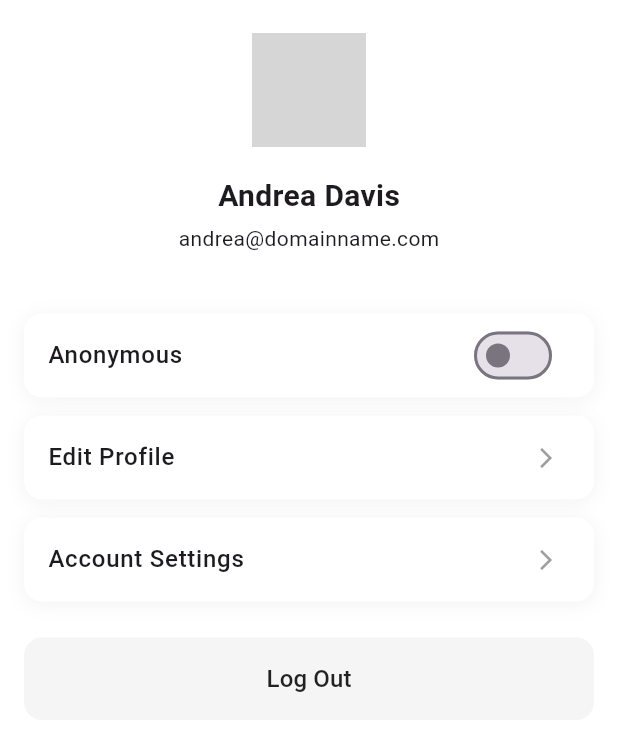
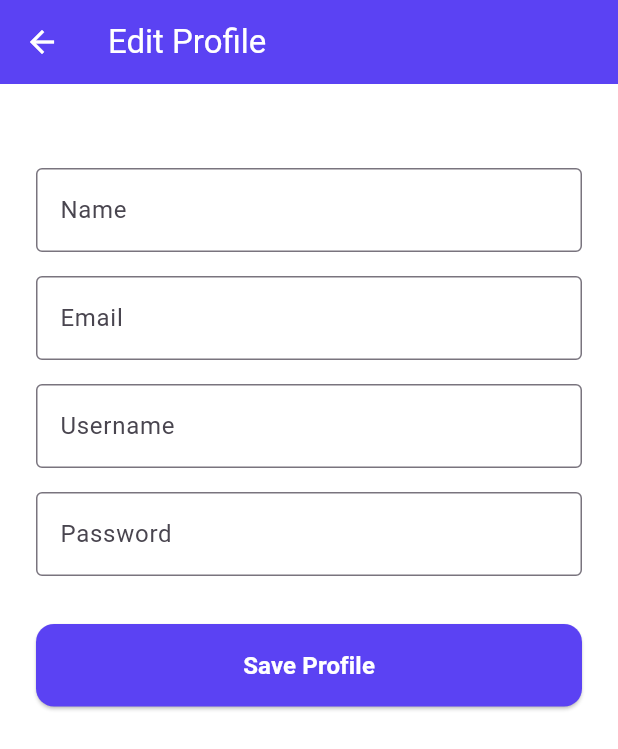
Before and after one commit to yxiang921/grievance-management-mobile, a Flutter app: the ProfileScreen screen opened directly, after a tap on "Edit Profile", on a phone screen of 412 x 824 dp. Shown: the top 749 px of the screen. Run offline on Flutter 3.47's test engine with Material 3 defaults, Android fonts, the phone set to English and light mode, and no system bars; our stand-ins replace fl_chart, flutter_secure_storage, image_picker; accounts and stored records are empty; network calls fail; Roboto replaces fonts that are missing (SF Pro Display); grey boxes are pictures that could not be loaded.

Commit message:
Feat: Profile editing

```diff
--- /dev/null
+++ b/devtools_options.yaml
@@ -0,0 +1,3 @@
+description: This file stores settings for Dart & Flutter DevTools.
+documentation: https://docs.flutter.dev/tools/devtools/extensions#configure-extension-enablement-states
+extensions:
--- a/lib/main.dart
+++ b/lib/main.dart
@@ -2,6 +2,7 @@ import 'package:flutter/material.dart';
 import 'package:grievance_mobile/api/auth_service.dart';
 import 'package:grievance_mobile/providers/grievance_provider.dart';
 import 'package:grievance_mobile/providers/user_provider.dart';
+import 'package:grievance_mobile/screens/edit_profile_screen.dart';
 import 'package:grievance_mobile/screens/grievance_history_screen.dart';
 import 'package:grievance_mobile/screens/grievance_submission_screen.dart';
 import 'package:grievance_mobile/screens/home_screen.dart';
@@ -43,7 +44,7 @@ class _MyAppState extends State<MyApp> {
           scaffoldBackgroundColor: Colors.white,
           fontFamily: 'SF Pro Display',
         ),
-        home: widget.isLoggedIn ? MainScreen() : LoginScreen(),
+        home: widget.isLoggedIn ? EditProfileScreen() : LoginScreen(),
       ),
     );
   }
--- /dev/null
+++ b/lib/models/user.dart
@@ -0,0 +1,43 @@
+class User {
+  final int id;
+  final String name;
+  final String username;
+  final String email;
+  final String? phone_number;
+  final String password;
+  final String? avatar;
+
+  User({
+    required this.id,
+    required this.name,
+    required this.username,
+    required this.email,
+    required this.phone_number,
+    required this.password,
+    required this.avatar,
+  });
+
+  factory User.fromJson(Map<String, dynamic> json) {
+    return User(
+      id: json['id'],
+      name: json['name'],
+      username: json['username'],
+      email: json['email'],
+      phone_number: json['phone_number'],
+      password: json['password'],
+      avatar: json['avatar'],
+    );
+  }
+
+  Map<String, dynamic> toJson() {
+    return {
+      'id': id,
+      'name': name,
+      'username': username,
+      'email': email,
+      'phone_number': phone_number,
+      'password': password,
+      'avatar': avatar,
+    };
+  }
+}
--- a/lib/providers/user_provider.dart
+++ b/lib/providers/user_provider.dart
@@ -1,5 +1,7 @@
+import 'dart:convert';
+import 'package:http/http.dart' as http;
+import 'package:flutter_secure_storage/flutter_secure_storage.dart';
 import 'package:flutter/material.dart';
-import 'package:flutter_secure_storage/flutter_secure_storage.dart';
 
 class UserProvider extends ChangeNotifier {
   final FlutterSecureStorage _storage = FlutterSecureStorage();
@@ -22,12 +24,42 @@ class UserProvider extends ChangeNotifier {
     notifyListeners();
   }
 
-  Future<void> setUserInfo(String userID, String email, String avatar, String username) async {
+  Future<void> setUserInfo(
+      String userID, String email, String avatar, String username) async {
     await _storage.write(key: 'userID', value: userID);
-    await _storage.write(key: 'email', value: _email);
+    await _storage.write(key: 'email', value: email);
     await _storage.write(key: 'avatar', value: avatar);
     await _storage.write(key: 'username', value: username);
     notifyListeners();
+  }
+
+  Future<bool> updateProfile(String userID, String name, String username,
+      String email, String phone_number, String password) async {
+    final url =
+        'http://localhost:8000/api/auth/edit'; // Replace with your actual API endpoint
+
+    final response = await http.post(
+      Uri.parse(url),
+      headers: {'Content-Type': 'application/json'},
+      body: json.encode({
+        'userID': userID,
+        'name': name,
+        'username': username,
+        'email': email,
+        'password': password, // Ensure the password is hashed on the server
+        'phone_number':
+            phone_number, // Add phone number or replace with a form field
+      }),
+    );
+
+    if (response.statusCode == 200) {
+      final data = json.decode(response.body);
+      // You can update the user data in the local storage if needed
+      setUserInfo(userID!, email, _avatarUrl, username);
+      return true; // Profile updated successfully
+    } else {
+      return false; // Error occurred
+    }
   }
 
   Future<void> clearUserInfo() async {
--- /dev/null
+++ b/lib/screens/edit_profile_screen.dart
@@ -0,0 +1,189 @@
+import 'package:flutter/material.dart';
+import 'package:provider/provider.dart';
+import '../providers/user_provider.dart';
+
+class EditProfileScreen extends StatefulWidget {
+  @override
+  _EditProfileScreenState createState() => _EditProfileScreenState();
+}
+
+class _EditProfileScreenState extends State<EditProfileScreen> {
+  final _formKey = GlobalKey<FormState>();
+  final _nameController = TextEditingController();
+  final _emailController = TextEditingController();
+  final _usernameController = TextEditingController();
+  final _passwordController = TextEditingController();
+  String _userID = '';
+  String _phone_number = '';
+
+  @override
+  void initState() {
+    super.initState();
+    _loadUserData();
+  }
+
+  Future<void> _loadUserData() async {
+    final userProvider = Provider.of<UserProvider>(context, listen: false);
+    await userProvider.loadUserInfo();
+    setState(() {
+      _nameController.text = userProvider.username;
+      _emailController.text = userProvider.email;
+      _usernameController.text = userProvider.username;
+
+      _userID = userProvider.userID;
+      _phone_number = '1234567890';
+    });
+  }
+
+  @override
+  void dispose() {
+    _nameController.dispose();
+    _emailController.dispose();
+    _usernameController.dispose();
+    _passwordController.dispose();
+    super.dispose();
+  }
+
+  @override
+  Widget build(BuildContext context) {
+    return Scaffold(
+      appBar: AppBar(
+        backgroundColor: const Color(0xFF5B42F3),
+        title:
+            const Text('Edit Profile', style: TextStyle(color: Colors.white)),
+        leading: IconButton(
+          icon: const Icon(Icons.arrow_back, color: Colors.white),
+          onPressed: () {
+            Navigator.pop(context);
+          },
+        ),
+      ),
+      body: SingleChildScrollView(
+        padding: const EdgeInsets.all(24.0),
+        child: Form(
+          key: _formKey,
+          child: Column(
+            crossAxisAlignment: CrossAxisAlignment.start,
+            children: [
+              const SizedBox(height: 32),
+              // Name Field
+              TextFormField(
+                controller: _nameController,
+                decoration: const InputDecoration(
+                  labelText: 'Name',
+                  border: OutlineInputBorder(),
+                ),
+                validator: (value) {
+                  if (value == null || value.isEmpty) {
+                    return 'Please enter your name';
+                  }
+                  return null;
+                },
+              ),
+              const SizedBox(height: 16),
+              // Email Field
+              TextFormField(
+                controller: _emailController,
+                keyboardType: TextInputType.emailAddress,
+                decoration: const InputDecoration(
+                  labelText: 'Email',
+                  border: OutlineInputBorder(),
+                ),
+                validator: (value) {
+                  if (value == null || value.isEmpty) {
+                    return 'Please enter your email';
+                  }
+                  if (!value.contains('@')) {
+                    return 'Please enter a valid email';
+                  }
+                  return null;
+                },
+              ),
+              const SizedBox(height: 16),
+              // Username Field
+              TextFormField(
+                controller: _usernameController,
+                decoration: const InputDecoration(
+                  labelText: 'Username',
+                  border: OutlineInputBorder(),
+                ),
+                validator: (value) {
+                  if (value == null || value.isEmpty) {
+                    return 'Please enter your username';
+                  }
+                  return null;
+                },
+              ),
+              const SizedBox(height: 16),
+              // Password Field
+              TextFormField(
+                controller: _passwordController,
+                obscureText: true,
+                decoration: const InputDecoration(
+                  labelText: 'Password',
+                  border: OutlineInputBorder(),
+                ),
+                validator: (value) {
+                  if (value == null || value.isEmpty) {
+                    return 'Please enter your password';
+                  }
+                  return null;
+                },
+              ),
+              const SizedBox(height: 32),
+              // Save Button
+              SizedBox(
+                width: double.infinity,
+                child: ElevatedButton(
+                  onPressed: () async {
+                    if (_formKey.currentState!.validate()) {
+                      print("save profile clicked");
+                      final updated =
+                          await context.read<UserProvider>().updateProfile(
+                                _userID,
+                                _nameController.text,
+                                _usernameController.text,
+                                _emailController.text,
+                                _phone_number,
+                                _passwordController.text,
+                              );
+
+                      if (updated) {
+                        print("profile updated");
+                        ScaffoldMessenger.of(context).showSnackBar(
+                          const SnackBar(
+                              content: Text('Profile updated successfully')),
+                        );
+                      } else {
+                        print("error updating profile");
+                        ScaffoldMessenger.of(context).showSnackBar(
+                          const SnackBar(
+                              content: Text('Error updating profile')),
+                        );
+                      }
+                    }
+                  },
+                  style: ElevatedButton.styleFrom(
+                    backgroundColor: const Color(0xFF5B42F3),
+                    padding: const EdgeInsets.symmetric(vertical: 16),
+                    shape: RoundedRectangleBorder(
+                      borderRadius: BorderRadius.circular(12),
+                    ),
+                  ),
+                  child: const Text(
+                    'Save Profile',
+                    style: TextStyle(
+                      fontSize: 16,
+                      fontWeight: FontWeight.w600,
+                      color: Colors.white,
+                    ),
+                  ),
+                ),
+              ),
+            ],
+          ),
+        ),
+      ),
+    );
+  }
+}
--- a/lib/screens/profile_screen.dart
+++ b/lib/screens/profile_screen.dart
@@ -1,4 +1,9 @@
 import 'package:flutter/material.dart';
+import 'package:flutter_secure_storage/flutter_secure_storage.dart';
+import 'package:grievance_mobile/api/auth_service.dart';
+import 'package:grievance_mobile/screens/edit_profile_screen.dart';
+import 'package:grievance_mobile/screens/login_screen.dart';
+import 'package:grievance_mobile/widgets/edit_profile.dart';
 
 class ProfileScreen extends StatefulWidget {
   const ProfileScreen({Key? key}) : super(key: key);
@@ -8,8 +13,26 @@ class ProfileScreen extends StatefulWidget {
 }
 
 class _ProfileScreenState extends State<ProfileScreen> {
+  final FlutterSecureStorage _storage = FlutterSecureStorage();
 
-  bool _isAnonymous = false;
+  String _avatarUrl = '';
+  String _username = '';
+  String _email = '';
+
+  AuthService authService = AuthService();
+
+  @override
+  void initState() {
+    super.initState();
+    _initializeProfile();
+  }
+
+  Future<void> _initializeProfile() async {
+    _avatarUrl = await _storage.read(key: 'avatar') ?? '';
+    _username = await _storage.read(key: 'username') ?? '';
+    _email = await _storage.read(key: 'email') ?? '';
+    setState(() {});
+  }
 
   @override
   Widget build(BuildContext context) {
@@ -33,24 +56,24 @@ class _ProfileScreenState extends State<ProfileScreen> {
                   ),
                   child: ClipOval(
                     child: Image.network(
-                      'https://picsum.photos/200', // Replace with actual image
+                      _avatarUrl,
                       fit: BoxFit.cover,
                     ),
                   ),
                 ),
                 const SizedBox(height: 16),
                 // Name
-                const Text(
-                  'Andrea Davis',
-                  style: TextStyle(
+                Text(
+                  _username,
+                  style: const TextStyle(
                     fontSize: 20,
                     fontWeight: FontWeight.w600,
                   ),
                 ),
                 const SizedBox(height: 4),
                 // Email
-                const Text(
-                  'andrea@domainname.com',
+                Text(
+                  _email,
                   style: TextStyle(
                     fontSize: 14,
                   ),
@@ -75,24 +98,6 @@ class _ProfileScreenState extends State<ProfileScreen> {
                         offset: const Offset(0, 2),
                       ),
                     ],
-                  ),
-                  child: ListTile(
-                    title: const Text(
-                      'Anonymous',
-                      style: TextStyle(
-                        fontSize: 16,
-                        fontWeight: FontWeight.w500,
-                      ),
-                    ),
-                    trailing: Switch(
-                      value: _isAnonymous,
-                      onChanged: (value) {
-                        setState(() {
-                          _isAnonymous = value;
-                        });
-                      },
-                      activeColor: const Color(0xFF5B42F3),
-                    ),
                   ),
                 ),
                 const SizedBox(height: 12),
@@ -123,7 +128,10 @@ class _ProfileScreenState extends State<ProfileScreen> {
                       color: Colors.grey,
                     ),
                     onTap: () {
-                      // TODO: Navigate to edit profile
+                      Navigator.push(
+                        context,
+                        MaterialPageRoute(builder: (context) => EditProfileScreen()),
+                      );
                     },
                   ),
                 ),
@@ -141,23 +149,6 @@ class _ProfileScreenState extends State<ProfileScreen> {
                       ),
                     ],
                   ),
-                  child: ListTile(
-                    title: const Text(
-                      'Account Settings',
-                      style: TextStyle(
-                        fontSize: 16,
-                        fontWeight: FontWeight.w500,
-                      ),
-                    ),
-                    trailing: const Icon(
-                      Icons.arrow_forward_ios,
-                      size: 16,
-                      color: Colors.grey,
-                    ),
-                    onTap: () {
-                      // TODO: Navigate to account settings
-                    },
-                  ),
                 ),
                 const SizedBox(height: 24),
                 // Log Out Button
@@ -165,7 +156,11 @@ class _ProfileScreenState extends State<ProfileScreen> {
                   width: double.infinity,
                   child: TextButton(
                     onPressed: () {
-                      // TODO: Implement logout
+                      authService.logout();
+                      Navigator.pushReplacement(
+                        context,
+                        MaterialPageRoute(builder: (context) => LoginScreen()),
+                      );
                     },
                     style: TextButton.styleFrom(
                       padding: const EdgeInsets.symmetric(vertical: 16),
```
Also changed, not shown: lib/widgets/edit_profile.dart (added).
